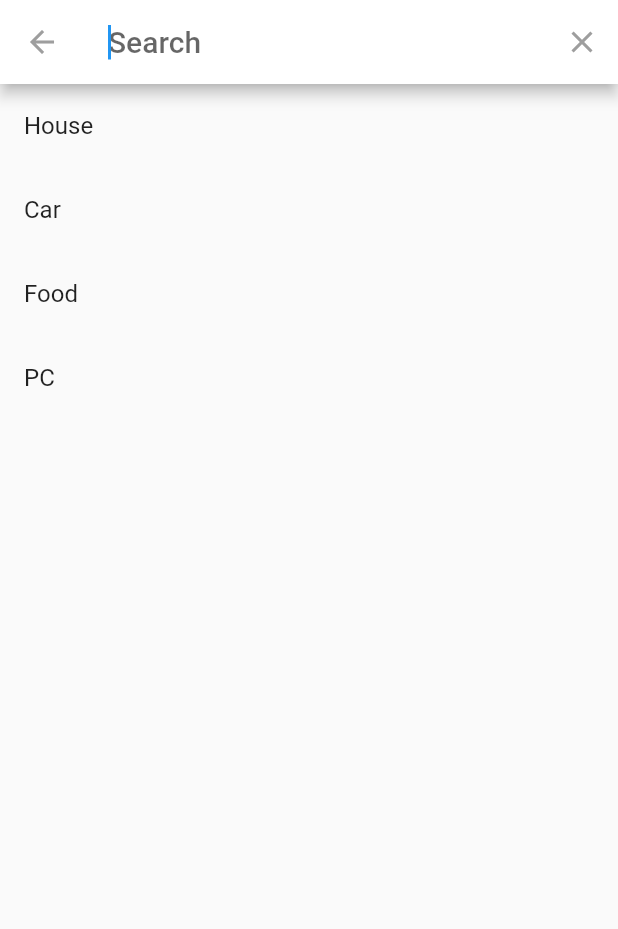
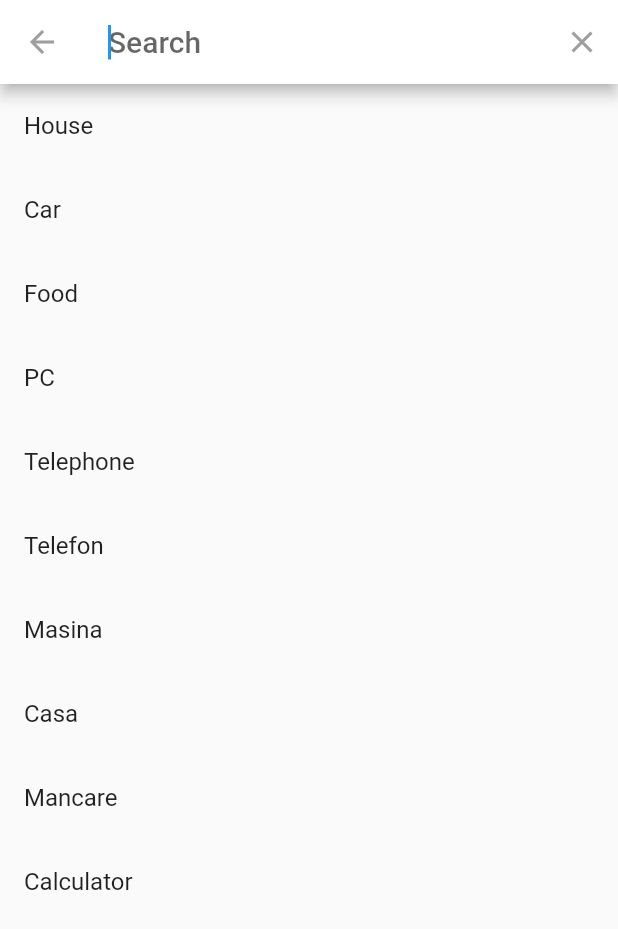
Before and after one commit to Nick24-hub/Dart-Flutter_Project, a Flutter app: the Expenses screen opened directly, after a tap on the "search" icon, on a phone screen of 412 x 824 dp. Shown: the top 929 px of the screen. Run offline on Flutter 3.47's test engine with Material 2 defaults, Android fonts, the light colour scheme and no system bars; our stand-ins replace cloud_firestore, firebase_auth, firebase_core; accounts and stored records are empty.

Commit message:
small fix

```diff
--- a/lib/pages/expenses.dart
+++ b/lib/pages/expenses.dart
@@ -47,7 +47,7 @@ class _ExpensesState extends State<Expenses> {
 }
 
 class MySearchDelegate extends SearchDelegate {
-  List<String> searchResults = ['House', 'Car', 'Food', 'PC'];
+  List<String> searchResults = ['House', 'Car', 'Food', 'PC', 'Telephone', 'Telefon', 'Masina', 'Casa', 'Mancare', 'Calculator'];
 
   @override
   List<Widget>? buildActions(BuildContext context) => [
```
